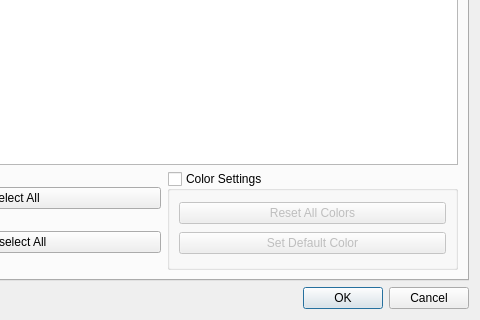
Above: src/gui_impl/dialogs/channel_dialog.ui from cbrnr/sigviewer before the change; both pictures show x 153 to 633 and y 424 to 744 of the 633 by 744 pixel window. Below: the same form after it.
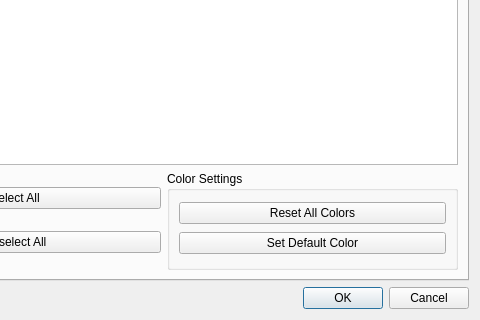
That is the form after the change.

Commit message:
In channel selection dialog, unselected stream or channel shouldn’t be greyed out
1. Fixed select_all and unselect_all buttons errors in channel selection dialog
2. Fixed several other logic errors in channel selection dialog
3. Rebased on cbrnr/master
4. Now saves geometry and window state in QSettings

Patch:
```diff
--- a/src/gui_impl/dialogs/channel_dialog.ui
+++ b/src/gui_impl/dialogs/channel_dialog.ui
@@ -135,7 +135,7 @@
             <string>Color Settings</string>
            </property>
            <property name="checkable">
-            <bool>true</bool>
+            <bool>false</bool>
            </property>
            <property name="checked">
             <bool>false</bool>
```
The commit also changes 3 other files.
